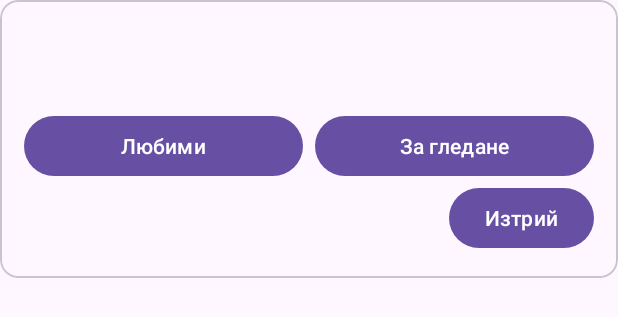
After one commit to IvoKraichev/MobileApps2026-2401321081, an Android app: the layout item_library_movie.xml on its own in the app's theme, with its tools: preview values and no code run, on a phone screen of 412 x 824 dp. The commit adds this screen. Shown: the top 317 px of the screen. Run offline under Robolectric (Android 15) with nearby library versions, the phone set to English and light mode, and no system bars.

Commit message:
Add XML movie library screen

```diff
--- a/app/build.gradle.kts
+++ b/app/build.gradle.kts
@@ -36,11 +36,14 @@ android {
 dependencies {
     implementation(libs.androidx.activity.ktx)
     implementation(libs.androidx.appcompat)
+    implementation(libs.androidx.cardview)
     implementation(libs.androidx.constraintlayout)
     implementation(libs.androidx.core.ktx)
     implementation(libs.material)
     implementation(libs.androidx.room3.runtime)
     implementation(libs.androidx.lifecycle.viewmodel.ktx)
+    implementation(libs.androidx.recyclerview)
+    implementation(libs.android.lifecycle.runtime.ktx)
     ksp(libs.androidx.room3.compiler)
     testImplementation(libs.junit)
     androidTestImplementation(libs.androidx.espresso.core)
--- a/app/src/main/AndroidManifest.xml
+++ b/app/src/main/AndroidManifest.xml
@@ -13,7 +13,7 @@
         android:supportsRtl="true"
         android:theme="@style/Theme.CineScope">
         <activity
-            android:name=".MainActivity"
+            android:name=".ui.library.LibraryActivity"
             android:exported="true"
             android:windowSoftInputMode="adjustResize">
             <intent-filter>
--- /dev/null
+++ b/app/src/main/res/layout/item_library_movie.xml
@@ -0,0 +1,56 @@
+<?xml version="1.0" encoding="utf-8"?>
+<com.google.android.material.card.MaterialCardView
+    xmlns:android="http://schemas.android.com/apk/res/android"
+    android:layout_width="match_parent"
+    android:layout_height="wrap_content"
+    android:layout_marginBottom="12dp">
+
+    <LinearLayout
+        android:layout_width="match_parent"
+        android:layout_height="wrap_content"
+        android:orientation="vertical"
+        android:padding="16dp">
+
+        <com.google.android.material.textview.MaterialTextView
+            android:id="@+id/movieTitle"
+            android:layout_width="match_parent"
+            android:layout_height="wrap_content"
+            android:textAppearance="?attr/textAppearanceTitleMedium" />
+
+        <com.google.android.material.textview.MaterialTextView
+            android:id="@+id/movieSubtitle"
+            android:layout_width="match_parent"
+            android:layout_height="wrap_content"
+            android:layout_marginTop="4dp"
+            android:textAppearance="?attr/textAppearanceBodyMedium" />
+
+        <LinearLayout
+            android:layout_width="match_parent"
+            android:layout_height="wrap_content"
+            android:orientation="horizontal"
+            android:layout_marginTop="12dp">
+
+            <com.google.android.material.button.MaterialButton
+                android:id="@+id/favoriteButton"
+                android:layout_width="0dp"
+                android:layout_height="wrap_content"
+                android:layout_weight="1"
+                android:text="@string/favorite_btn" />
+
+            <com.google.android.material.button.MaterialButton
+                android:id="@+id/watchlistButton"
+                android:layout_width="0dp"
+                android:layout_height="wrap_content"
+                android:layout_marginStart="8dp"
+                android:layout_weight="1"
+                android:text="@string/watchlist_btn" />
+        </LinearLayout>
+
+        <com.google.android.material.button.MaterialButton
+            android:id="@+id/deleteMovieButton"
+            android:layout_width="wrap_content"
+            android:layout_height="wrap_content"
+            android:layout_gravity="end"
+            android:text="@string/delete_btn" />
+    </LinearLayout>
+</com.google.android.material.card.MaterialCardView>
--- a/app/src/main/res/values/strings.xml
+++ b/app/src/main/res/values/strings.xml
@@ -1,3 +1,10 @@
 <resources>
     <string name="app_name">CineScope</string>
+    <string name="library_title">Моята библиотека</string>
+    <string name="add_movie">Добави заглавие</string>
+    <string name="empty_library">Библиотеката е празна. Добави първото си заглавие.</string>
+
+    <string name="favorite_btn">Любими</string>
+    <string name="watchlist_btn">За гледане</string>
+    <string name="delete_btn">Изтрий</string>
 </resources>
--- a/gradle/libs.versions.toml
+++ b/gradle/libs.versions.toml
@@ -11,6 +11,8 @@ constraintlayout = "2.2.2"
 room3 = "3.0.3"
 ksp = "2.3.12"
 lifecycle = "2.11.0"
+recyclerview = "1.4.0"
+cardview = "1.0.0"
 
 [libraries]
 androidx-core-ktx = { group = "androidx.core", name = "core-ktx", version.ref = "coreKtx" }
@@ -24,6 +26,9 @@ androidx-constraintlayout = { group = "androidx.constraintlayout", name = "const
 androidx-room3-runtime = { module = "androidx.room3:room3-runtime", version.ref = "room3" }
 androidx-room3-compiler = { module = "androidx.room3:room3-compiler", version.ref = "room3" }
 androidx-lifecycle-viewmodel-ktx = { module = "androidx.lifecycle:lifecycle-viewmodel-ktx", version.ref = "lifecycle" }
+androidx-recyclerview = { module = "androidx.recyclerview:recyclerview", version.ref = "recyclerview" }
+android-lifecycle-runtime-ktx = { module = "androidx.lifecycle:lifecycle-runtime-ktx", version.ref = "lifecycle" }
+androidx-cardview = { group = "androidx.cardview", name = "cardview", version.ref = "cardview" }
 
 [plugins]
 android-application = { id = "com.android.application", version.ref = "agp" }
```
Also changed, not shown: app/src/main/java/com/myapp/cinescope/ui/library/LibraryActivity.kt (added, +180 -0 lines), app/src/main/java/com/myapp/cinescope/ui/library/LibraryMovieAdapter.kt (added, +91 -0 lines), app/src/main/res/layout/activity_library.xml (added, +45 -0 lines).
